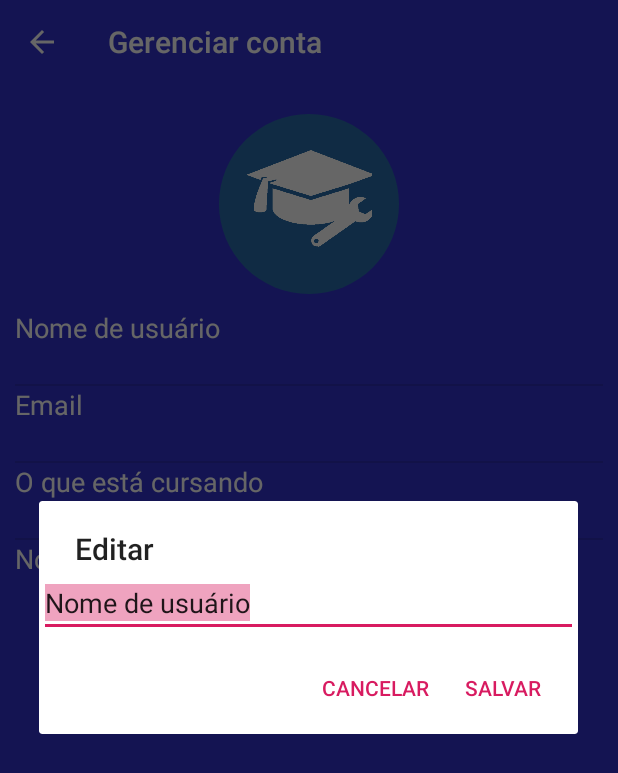
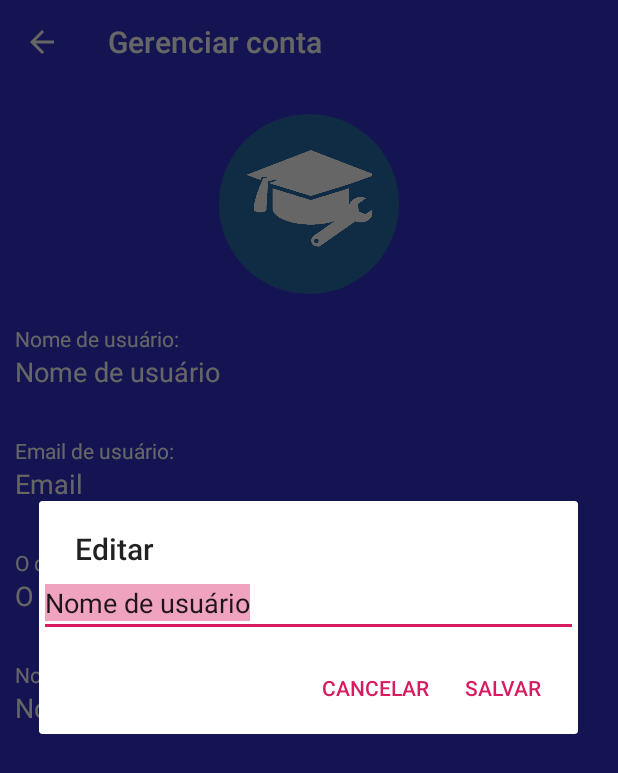
Before and after one commit to EduardoZortea18/SafeBeta, an Android app: the GerenciarConta screen opened directly, with no data from a screen before it, after a tap on "Nome de usuário", on a phone screen of 412 x 824 dp. Shown: the top 773 px of the screen. Run offline under Robolectric (Android 15) with nearby library versions, the phone set to English and light mode, and no system bars; our stand-ins replace CircleImageView.

Commit message:
Interface da tela Gerenciar conta remodelada.

```diff
--- a/app/src/main/java/com/example/safe_v02/Gerenciar_Conta/GerenciarConta.java
+++ b/app/src/main/java/com/example/safe_v02/Gerenciar_Conta/GerenciarConta.java
@@ -11,7 +11,6 @@ import android.content.DialogInterface;
 import android.content.Intent;
 import android.content.SharedPreferences;
 import android.graphics.Bitmap;
-import android.icu.lang.UCharacter;
 import android.net.Uri;
 import android.os.Bundle;
 import android.provider.MediaStore;
@@ -23,12 +22,11 @@ import android.view.View;
 import android.widget.AdapterView;
 import android.widget.ArrayAdapter;
 import android.widget.EditText;
-import android.widget.ImageButton;
 import android.widget.LinearLayout;
 import android.widget.ListView;
 import android.widget.TextView;
 
-import com.example.safe_v02.MainActivity;
+import com.example.safe_v02.Main.MainActivity;
 import com.example.safe_v02.R;
 
 import java.io.ByteArrayOutputStream;
@@ -42,13 +40,11 @@ import de.hdodenhof.circleimageview.CircleImageView;
 public class GerenciarConta extends AppCompatActivity {
 
 Toolbar toolbar;
+TextView txtNome,txtemail,txtCurso,txtInstituicao;
 ListView listaInformacoesUsuario;
 CircleImageView fotoDePerfil;
 public static final int GET_FROM_GALLERY  = 1;
-ArrayList<String> informacoesPerfil = new ArrayList<String>();
 public static String nome="Nome de usuário",email="Email",curso="O que está cursando",instituicao="Nome da instituição de ensino";
-ArrayAdapter<String> adapter_informacoes_perfil = null;
-String informacoesArray[] = new String[4];
     @Override
     protected void onCreate(Bundle savedInstanceState) {
         super.onCreate(savedInstanceState);
@@ -59,15 +55,24 @@ String informacoesArray[] = new String[4];
         getSupportActionBar().setTitle("Gerenciar conta");
 
         fotoDePerfil = (CircleImageView)findViewById(R.id.fotoDePerfil);
-
+        txtNome = (TextView)findViewById(R.id.txtNomeUsuario);
+        txtemail = (TextView)findViewById(R.id.txtEmail);
+        txtCurso = (TextView)findViewById(R.id.txtCurso);
+        txtInstituicao = (TextView)findViewById(R.id.txtInstituicao);
         carregarPerfil();
-        listaInformacoesUsuario = (ListView)findViewById(R.id.listaInformacoesUsuario);
-        listaInformacoesUsuario.setAdapter(adapter_informacoes_perfil);
 
 
-        listaInformacoesUsuario.setOnItemClickListener(new AdapterView.OnItemClickListener() {
+        fotoDePerfil.setOnClickListener(new View.OnClickListener() {
             @Override
-            public void onItemClick(AdapterView<?> parent, View view, final int position, long id) {
+            public void onClick(View v) {
+                startActivityForResult(new Intent(Intent.ACTION_PICK, android.provider.MediaStore.Images.Media.INTERNAL_CONTENT_URI), GET_FROM_GALLERY);
+
+            }
+        });
+
+    }
+
+    public void editarInfo(final View view) {
         AlertDialog.Builder alertDialog = new AlertDialog.Builder(GerenciarConta.this);
         alertDialog.setTitle("Editar");
         final EditText input = new EditText(GerenciarConta.this);
@@ -79,47 +84,35 @@ String informacoesArray[] = new String[4];
         input.setSelectAllOnFocus(true);
         alertDialog.setView(input);
 
-                switch(position){
-                    case 0:
+        if (txtNome.equals(view)) {
             input.setInputType(InputType.TYPE_TEXT_VARIATION_PERSON_NAME);
-                        input.setText(informacoesArray[0]);
-                        break;
-                    case 1:
+            input.setText(nome);
+        } else if (txtemail.equals(view)) {
             input.setInputType(InputType.TYPE_TEXT_VARIATION_EMAIL_ADDRESS);
-                        input.setText(informacoesArray[1]);
-                        break;
-                    case 2:
-                        input.setText(informacoesArray[2]);
-                        break;
-                    case 3:
-                        input.setText(informacoesArray[3]);
-                        break;
+            input.setText(email);
+        } else if (txtCurso.equals(view)) {
+            input.setText(curso);
+        } else if (txtInstituicao.equals(view)) {
+            input.setText(instituicao);
         }
 
         alertDialog.setPositiveButton("Salvar",
                 new DialogInterface.OnClickListener() {
                     public void onClick(DialogInterface dialog, int which) {
                         if((input.getText().toString().length()>0)){
-                                    switch (position){
-                                        case 0:
-                                            nome=(input.getText().toString());
-                                            informacoesArray[0]=nome;
-                                            break;
-                                        case 1:
-                                            email=(input.getText().toString());
-                                            informacoesArray[1]=email;
-                                            break;
-                                        case 2:
-                                            curso=(input.getText().toString());
-                                            informacoesArray[2]=curso;
-                                            break;
-                                        case 3:
-                                            instituicao=(input.getText().toString());
-                                            informacoesArray[3]=instituicao;
-                                            break;
-
+                            if (txtNome.equals(view)) {
+                                nome=input.getText().toString();
+                                txtNome.setText(nome);
+                            } else if (txtemail.equals(view)) {
+                                email=input.getText().toString();
+                                txtemail.setText(email);
+                            } else if (txtCurso.equals(view)) {
+                                curso=input.getText().toString();
+                                txtCurso.setText(curso);
+                            } else if (txtInstituicao.equals(view)) {
+                                instituicao=input.getText().toString();
+                                txtInstituicao.setText(instituicao);
                             }
-                                    adapter_informacoes_perfil.notifyDataSetChanged();
                             SharedPreferences sharedPreferences = getApplicationContext().getSharedPreferences("com.example.safe_v02", Context.MODE_PRIVATE);
                             sharedPreferences.edit().putString("nome",nome).apply();
                             sharedPreferences.edit().putString("email",email).apply();
@@ -139,18 +132,10 @@ String informacoesArray[] = new String[4];
 
         alertDialog.show();
     }
-        });
 
 
-        fotoDePerfil.setOnClickListener(new View.OnClickListener() {
-            @Override
-            public void onClick(View v) {
-                startActivityForResult(new Intent(Intent.ACTION_PICK, android.provider.MediaStore.Images.Media.INTERNAL_CONTENT_URI), GET_FROM_GALLERY);
 
-            }
-        });
 
-    }
 
 
     @Override
@@ -212,11 +197,10 @@ String informacoesArray[] = new String[4];
             fotoDePerfil.setImageBitmap(MainActivity.foto_usuario);
         }
 
-        informacoesArray[0]=nome;
-        informacoesArray[1]=email;
-        informacoesArray[2]=curso;
-        informacoesArray[3]=instituicao;
-        adapter_informacoes_perfil = new ArrayAdapter<String>(this, R.layout.txt_custom, informacoesArray);
+        txtNome.setText(nome);
+        txtemail.setText(email);
+        txtCurso.setText(curso);
+        txtInstituicao.setText(instituicao);
 
     }
 
--- a/app/src/main/java/com/example/safe_v02/GoogleTradutor.java
+++ b/app/src/main/java/com/example/safe_v02/GoogleTradutor/GoogleTradutor.java
@@ -1,4 +1,4 @@
-package com.example.safe_v02;
+package com.example.safe_v02.GoogleTradutor;
 
 import androidx.appcompat.app.AppCompatActivity;
 import androidx.appcompat.widget.Toolbar;
@@ -7,6 +7,8 @@ import android.os.Bundle;
 import android.webkit.WebSettings;
 import android.webkit.WebView;
 import android.webkit.WebViewClient;
+
+import com.example.safe_v02.R;
 
 public class GoogleTradutor extends AppCompatActivity {
 WebView webView;
--- a/app/src/main/java/com/example/safe_v02/SlidePagerAdapter.java
+++ b/app/src/main/java/com/example/safe_v02/Main/SlidePagerAdapter.java
@@ -1,4 +1,4 @@
-package com.example.safe_v02;
+package com.example.safe_v02.Main;
 
 import androidx.annotation.NonNull;
 import androidx.fragment.app.Fragment;
--- a/app/src/main/java/com/example/safe_v02/TelaDeAbertura/StartActivity.java
+++ b/app/src/main/java/com/example/safe_v02/TelaDeAbertura/StartActivity.java
@@ -6,7 +6,7 @@ import android.content.Intent;
 import android.os.Bundle;
 import android.os.Handler;
 
-import com.example.safe_v02.MainActivity;
+import com.example.safe_v02.Main.MainActivity;
 import com.example.safe_v02.R;
 
 public class StartActivity extends AppCompatActivity {
--- a/app/src/main/java/com/example/safe_v02/Tutorial/MainTutorial.java
+++ b/app/src/main/java/com/example/safe_v02/Tutorial/MainTutorial.java
@@ -6,6 +6,7 @@ import androidx.viewpager.widget.ViewPager;
 
 import android.os.Bundle;
 import android.view.View;
+import android.widget.Toast;
 
 import com.example.safe_v02.R;
 
@@ -24,5 +25,8 @@ int cont=0;
                 .replace(R.id.container_tutorial, new BoasVindas()).commit();
     }
 
-
+    @Override
+    public void onBackPressed() {
+        Toast.makeText(this, "Você não pode pular este tutorial.", Toast.LENGTH_SHORT).show();
+    }
 }
--- a/app/src/main/java/com/example/safe_v02/Tutorial/Tutorial3.java
+++ b/app/src/main/java/com/example/safe_v02/Tutorial/Tutorial3.java
@@ -1,7 +1,6 @@
 package com.example.safe_v02.Tutorial;
 
 import android.content.Context;
-import android.content.Intent;
 import android.content.SharedPreferences;
 import android.os.Bundle;
 
@@ -12,7 +11,6 @@ import android.view.View;
 import android.view.ViewGroup;
 import android.widget.Button;
 
-import com.example.safe_v02.MainActivity;
 import com.example.safe_v02.R;
 
 
--- a/app/src/main/res/layout/activity_gerenciar_conta.xml
+++ b/app/src/main/res/layout/activity_gerenciar_conta.xml
@@ -26,17 +26,109 @@
         android:layout_marginTop="20dp"
         android:layout_marginRight="8dp"
         android:layout_below="@id/toolbarGerConta"
-        android:clickable="true"/>
+        android:clickable="true"
+        />
 
-    <ListView
-        android:id="@+id/listaInformacoesUsuario"
+    <LinearLayout
         android:layout_width="match_parent"
         android:layout_height="wrap_content"
-        android:layout_marginTop="10dp"
+        android:orientation="vertical"
         android:layout_below="@id/fotoDePerfil"
-        android:layout_marginLeft="10dp"
-        android:layout_marginRight="10dp"
-        />
+        >
+
+        <TextView
+            android:layout_width="wrap_content"
+            android:layout_height="wrap_content"
+            android:textAppearance="@style/TextAppearance.AppCompat.Small"
+            android:text="Nome de usuário:"
+            android:layout_marginTop="20dp"
+            android:layout_marginLeft="10dp"
+            android:textColor="@color/Branco"/>
+
+       <TextView
+           android:layout_width="match_parent"
+           android:layout_height="wrap_content"
+           android:textAppearance="@style/TextAppearance.AppCompat.Medium"
+           android:minHeight="50dp"
+           android:id="@+id/txtNomeUsuario"
+           android:text="Nome de usuário"
+           android:textColor="@color/Branco"
+           android:clickable="true"
+           android:onClick="editarInfo"
+           android:focusable="true"
+           android:background="?android:attr/selectableItemBackground"
+           android:layout_marginLeft="10dp"/>
+
+        <TextView
+            android:layout_width="wrap_content"
+            android:layout_height="wrap_content"
+            android:textAppearance="@style/TextAppearance.AppCompat.Small"
+            android:text="Email de usuário:"
+            android:layout_marginTop="5dp"
+            android:layout_marginLeft="10dp"
+            android:textColor="@color/Branco"/>
+
+        <TextView
+            android:layout_width="match_parent"
+            android:layout_height="wrap_content"
+            android:textAppearance="@style/TextAppearance.AppCompat.Medium"
+            android:minHeight="50dp"
+            android:id="@+id/txtEmail"
+            android:text="Email de usuário"
+            android:textColor="@color/Branco"
+            android:clickable="true"
+            android:onClick="editarInfo"
+            android:focusable="true"
+            android:background="?android:attr/selectableItemBackground"
+            android:layout_marginLeft="10dp"/>
+
+        <TextView
+            android:layout_width="wrap_content"
+            android:layout_height="wrap_content"
+            android:textAppearance="@style/TextAppearance.AppCompat.Small"
+            android:text="O que está cursando:"
+            android:layout_marginTop="5dp"
+            android:layout_marginLeft="10dp"
+            android:textColor="@color/Branco"/>
+
+        <TextView
+            android:layout_width="match_parent"
+            android:layout_height="wrap_content"
+            android:textAppearance="@style/TextAppearance.AppCompat.Medium"
+            android:minHeight="50dp"
+            android:id="@+id/txtCurso"
+            android:text="O que está cursando"
+            android:textColor="@color/Branco"
+            android:clickable="true"
+            android:onClick="editarInfo"
+            android:focusable="true"
+            android:background="?android:attr/selectableItemBackground"
+            android:layout_marginLeft="10dp"/>
+
+        <TextView
+            android:layout_width="wrap_content"
+            android:layout_height="wrap_content"
+            android:text="Nome da instituição:"
+            android:textAppearance="@style/TextAppearance.AppCompat.Small"
+            android:layout_marginTop="5dp"
+            android:layout_marginLeft="10dp"
+            android:textColor="@color/Branco"/>
+
+        <TextView
+            android:layout_width="match_parent"
+            android:layout_height="wrap_content"
+            android:minHeight="50dp"
+            android:id="@+id/txtInstituicao"
+            android:text="Nome da instituição"
+            android:textAppearance="@style/TextAppearance.AppCompat.Medium"
+            android:textColor="@color/Branco"
+            android:clickable="true"
+            android:onClick="editarInfo"
+            android:focusable="true"
+            android:background="?android:attr/selectableItemBackground"
+            android:layout_marginLeft="10dp"/>
+
+    </LinearLayout>
 
 
 
--- a/app/src/main/res/layout/activity_google_tradutor.xml
+++ b/app/src/main/res/layout/activity_google_tradutor.xml
@@ -4,7 +4,7 @@
     xmlns:tools="http://schemas.android.com/tools"
     android:layout_width="match_parent"
     android:layout_height="match_parent"
-    tools:context=".GoogleTradutor">
+    tools:context=".GoogleTradutor.GoogleTradutor">
 
     <androidx.appcompat.widget.Toolbar
         android:layout_width="match_parent"
--- a/app/src/main/res/layout/activity_main.xml
+++ b/app/src/main/res/layout/activity_main.xml
@@ -7,7 +7,7 @@
     tools:openDrawer="end"
     android:id="@+id/drawer"
     android:layout_height="match_parent"
-    tools:context=".MainActivity">
+    tools:context=".Main.MainActivity">
 
     <RelativeLayout
         android:layout_width="match_parent"
--- a/app/src/main/res/layout/layout_criar_horario.xml
+++ b/app/src/main/res/layout/layout_criar_horario.xml
@@ -19,6 +19,8 @@
         android:layout_marginTop="15dp"
         android:layout_marginLeft="23dp"
         android:layout_marginRight="20dp"
+        android:focusable="true"
+        android:background="?android:attr/selectableItemBackground"
         android:layout_below="@id/spinnerNomeAula"
         android:text="Horário de início"/>
 
@@ -30,6 +32,8 @@
         android:layout_marginTop="15dp"
         android:layout_marginLeft="23dp"
         android:layout_marginRight="20dp"
+        android:focusable="true"
+        android:background="?android:attr/selectableItemBackground"
         android:layout_below="@id/txtInicioDaAula"
         android:text="Horário de término"/>
 
--- a/app/src/main/res/layout/txt_custom.xml
+++ /dev/null
@@ -1,13 +0,0 @@
-<?xml version="1.0" encoding="utf-8"?>
-<TextView xmlns:android="http://schemas.android.com/apk/res/android"
-    android:layout_width="match_parent"
-    android:layout_height="50dp"
-    android:textColor="@color/Branco"
-    android:textAppearance="@style/TextAppearance.AppCompat.Medium"
-    android:layout_marginLeft="5dp"
-    android:layout_marginRight="5dp"
-    android:layout_marginTop="3dp"
-    android:layout_marginBottom="3dp"
-    >
-
-</TextView>
```
Also changed, not shown: app/src/main/AndroidManifest.xml (+8 -8 lines), app/src/main/java/com/example/safe_v02/Main/MainActivity.java (renamed from app/src/main/java/com/example/safe_v02/MainActivity.java, +3 -5 lines), 2 other files. Lines whose indentation alone changed are shown as unchanged.
